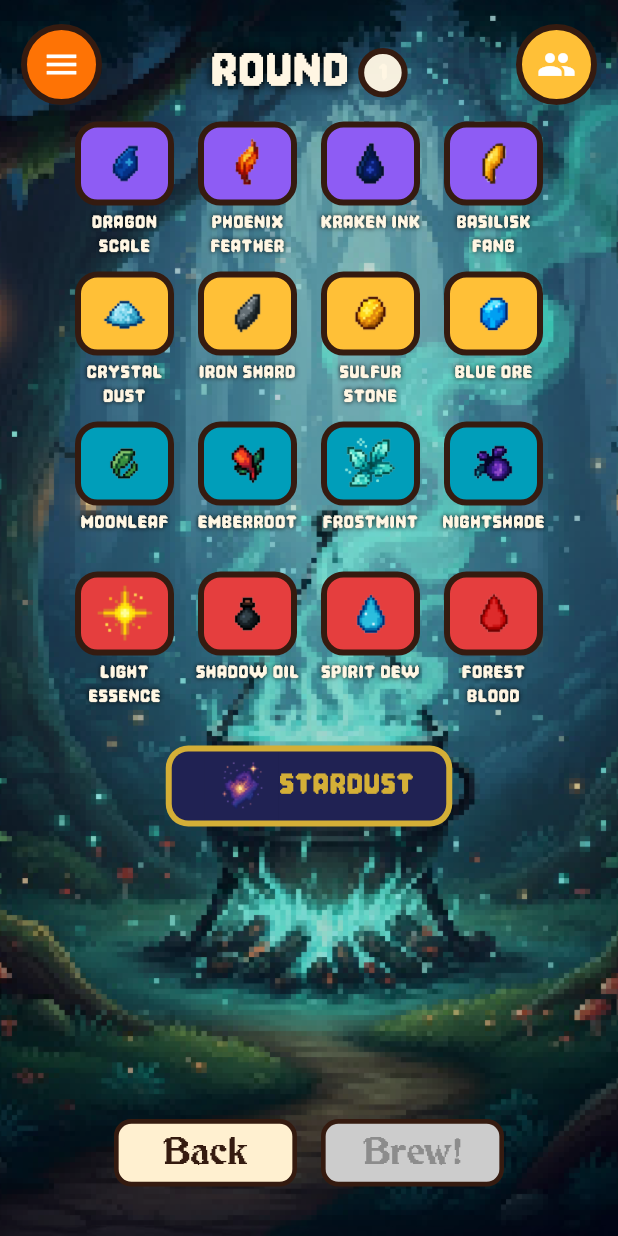
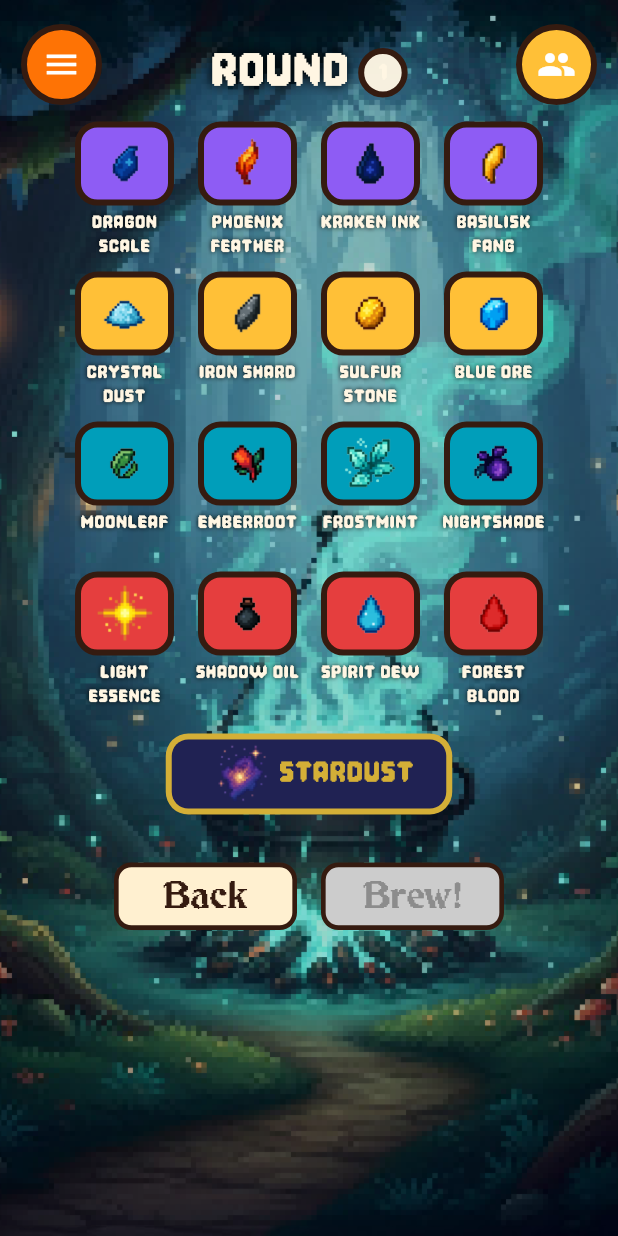
Before and after one commit to sophsar05/alchemist_folly, a Flutter app: the BrewScreen screen opened by its route, on a phone screen of 412 x 824 dp. Run offline on Flutter 3.47's test engine with Material 3 defaults, Android fonts, the light colour scheme and no system bars.

Commit message:
fix(brew): applied -2 on failed, changed image based on results

```diff
--- a/lib/game_logic/game_models.dart
+++ b/lib/game_logic/game_models.dart
@@ -84,7 +84,7 @@ class Player {
     required this.name,
     this.prestige = 0,
     this.potionsBrewed = 0,
-    this.stardust = 1,
+    this.stardust = 0,
     this.discoveredSecretPotion = false,
   });
 }
--- a/lib/screens/brew_screen.dart
+++ b/lib/screens/brew_screen.dart
@@ -92,6 +92,7 @@ class _BrewScreenState extends State<BrewScreen> {
               child: Padding(
                 padding:
                     const EdgeInsets.symmetric(horizontal: 16, vertical: 12),
+                child: SingleChildScrollView(
                   child: Column(
                     crossAxisAlignment: CrossAxisAlignment.center,
                     children: [
@@ -144,9 +145,7 @@ class _BrewScreenState extends State<BrewScreen> {
                       const SizedBox(height: 16),
 
                       // GRID OF INGREDIENT TILES
-                    SizedBox(
-                      height: 400,
-                      child: Column(
+                      Column(
                         mainAxisAlignment: MainAxisAlignment.start,
                         children: [
                           // ROW 1: CREATURES – purple
@@ -230,7 +229,6 @@ class _BrewScreenState extends State<BrewScreen> {
                           ),
                         ],
                       ),
-                    ),
 
                       const SizedBox(height: 16),
 
@@ -244,7 +242,7 @@ class _BrewScreenState extends State<BrewScreen> {
                         },
                       ),
 
-                    const SizedBox(height: 195),
+                      const SizedBox(height: 32),
 
                       // BOTTOM BUTTONS: Back + Brew!
                       Padding(
@@ -320,6 +318,7 @@ class _BrewScreenState extends State<BrewScreen> {
                         ),
                       ),
                     ],
+                  ),
                 ),
               ),
             ),
@@ -604,6 +603,7 @@ class _StardustScrollButton extends StatelessWidget {
       child: GestureDetector(
         onTap: onTap,
         child: Stack(
+          clipBehavior: Clip.none,
           children: [
             // outer parchment
             Positioned.fill(
@@ -635,12 +635,22 @@ class _StardustScrollButton extends StatelessWidget {
                       SizedBox(
                         width: 50,
                         height: 50,
+                        child: ClipRect(
+                          child: OverflowBox(
+                            maxWidth: 60,
+                            maxHeight: 60,
+                            child: Align(
+                              alignment: Alignment.centerLeft,
                               child: Image.asset(
                                 'assets/images/ingredients/special/stardust.png',
+                                width: 60,
+                                height: 60,
                                 fit: BoxFit.cover,
                               ),
                             ),
-
+                          ),
+                        ),
+                      ),
                       // Stardust text
                       Text(
                         'STARDUST',
@@ -659,6 +669,30 @@ class _StardustScrollButton extends StatelessWidget {
                 ),
               ),
             ),
+
+            // check badge when selected
+            if (isOn)
+              Positioned(
+                right: -6,
+                bottom: -6,
+                child: Container(
+                  width: 25,
+                  height: 25,
+                  decoration: BoxDecoration(
+                    color: const Color(0xFFFF913B),
+                    shape: BoxShape.circle,
+                    border: Border.all(
+                      color: const Color(0xFF351B10),
+                      width: 1.9,
+                    ),
+                  ),
+                  child: const Icon(
+                    Icons.check,
+                    size: 14,
+                    color: Colors.white,
+                  ),
+                ),
+              ),
           ],
         ),
       ),
--- a/lib/widgets/background_scaffold.dart
+++ b/lib/widgets/background_scaffold.dart
@@ -4,18 +4,21 @@ class BackgroundScaffold extends StatelessWidget {
   final String backgroundAsset;
   final Widget child;
   final PreferredSizeWidget? appBar;
+  final bool resizeToAvoidBottomInset;
 
   const BackgroundScaffold({
     super.key,
     required this.backgroundAsset,
     required this.child,
     this.appBar,
+    this.resizeToAvoidBottomInset = true,
   });
 
   @override
   Widget build(BuildContext context) {
     return Scaffold(
       appBar: appBar,
+      resizeToAvoidBottomInset: resizeToAvoidBottomInset,
       body: Stack(
         fit: StackFit.expand,
         children: [
--- a/lib/widgets/game_overlays.dart
+++ b/lib/widgets/game_overlays.dart
@@ -129,10 +129,7 @@ void showPauseDialog(BuildContext context) {
 /// SCOREBOARD OVERLAY (shows each player's PP)
 void showScoreboardDialog(BuildContext context) {
   final game = context.read<GameState>();
-  final players = [...game.players];
-
-  // sort high to low PP
-  players.sort((a, b) => b.prestige.compareTo(a.prestige));
+  final players = game.players;
 
   final dotColors = <Color>[
     const Color(0xFF983333), // red
```
Also changed, not shown: lib/providers/game_state.dart (+41 -62 lines), lib/screens/brew_result_screen.dart (+20 -13 lines), assets/images/bg_empty_cauldron.png (added). Lines whose indentation alone changed are shown as unchanged.
